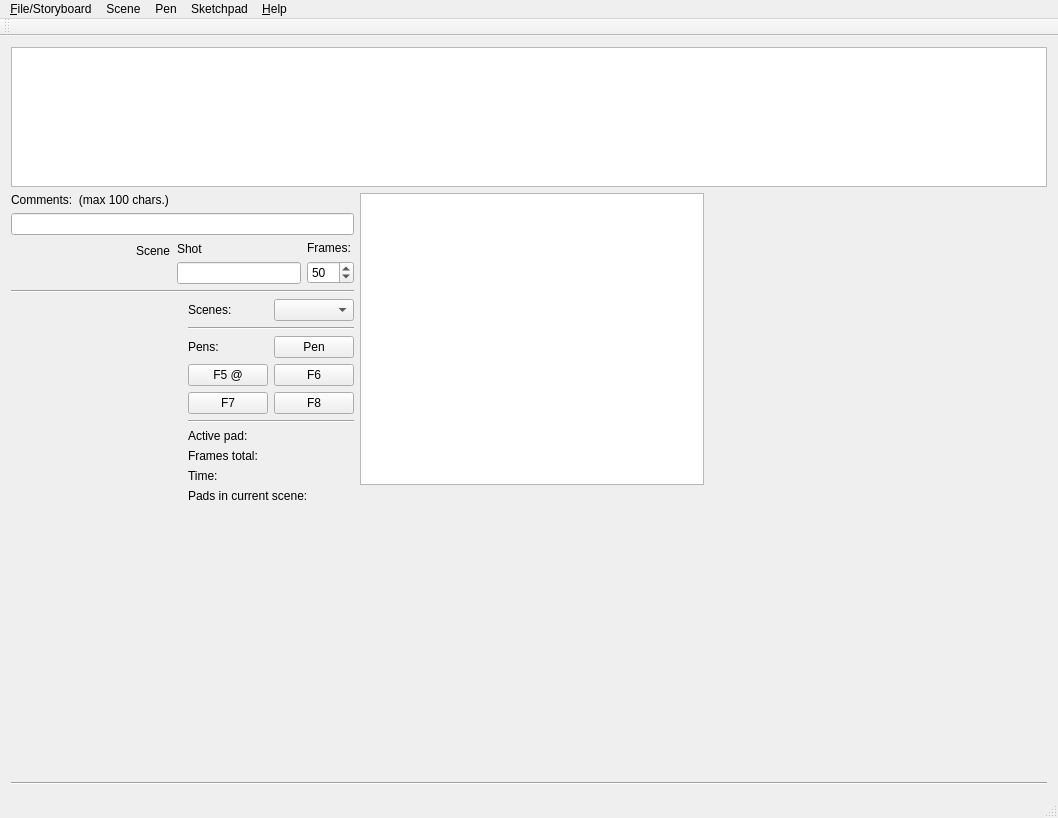
Before: the Qt Designer form mainwindow.ui in davidlamhauge/dastoryboard, drawn with Qt 5.
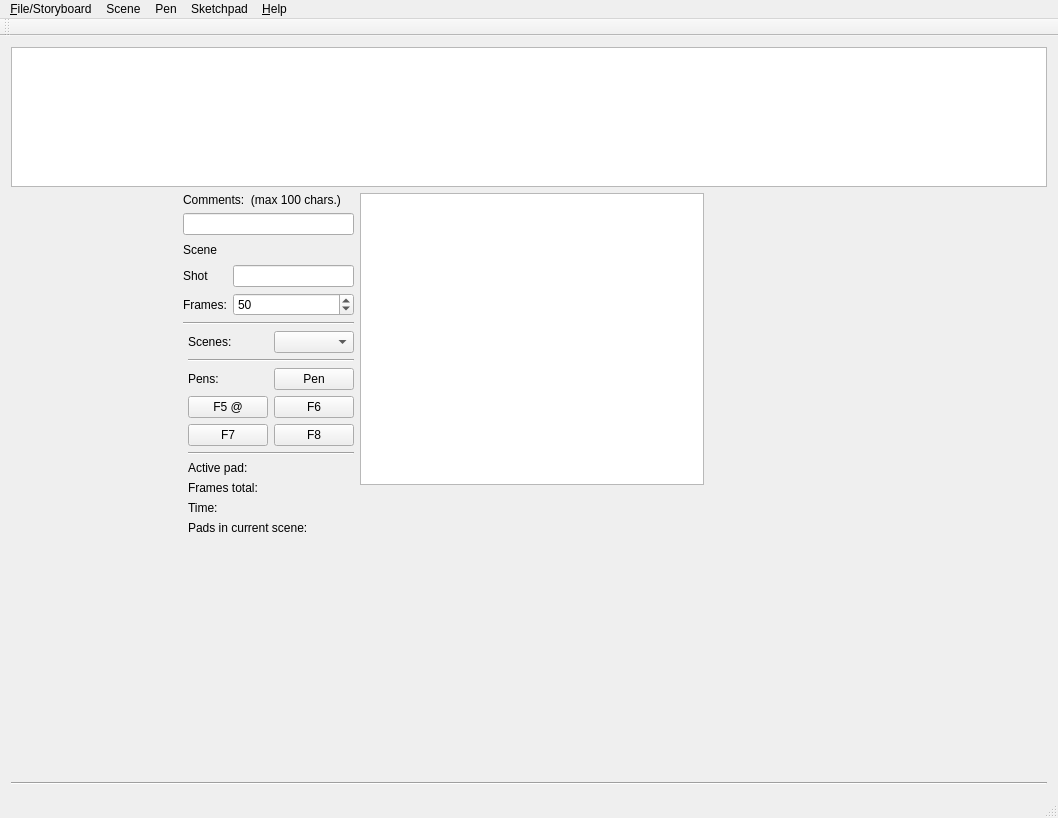
After: the same form once the commit is applied.

```diff
--- a/mainwindow.ui
+++ b/mainwindow.ui
@@ -20,9 +20,9 @@
    <string>daStoryBoard</string>
   </property>
   <widget class="QWidget" name="centralWidget">
-   <layout class="QGridLayout" name="gridLayout_3">
+   <layout class="QGridLayout" name="gridLayout_4">
     <item row="0" column="0">
-     <layout class="QVBoxLayout" name="verticalLayout_8">
+     <layout class="QVBoxLayout" name="verticalLayout_4">
       <item>
        <widget class="QGraphicsView" name="gvStoryboard">
         <property name="sizePolicy">
@@ -46,32 +46,10 @@
        </widget>
       </item>
       <item>
-       <layout class="QHBoxLayout" name="horizontalLayout_5">
-        <item>
-         <layout class="QVBoxLayout" name="verticalLayout_7">
-          <item>
            <layout class="QHBoxLayout" name="horizontalLayout_3">
             <item>
              <layout class="QVBoxLayout" name="verticalLayout_2">
               <item>
-               <widget class="QLabel" name="labComments">
-                <property name="text">
-                 <string>Comments:  (max 100 chars.)</string>
-                </property>
-               </widget>
-              </item>
-              <item>
-               <widget class="QLineEdit" name="leComment">
-                <property name="maxLength">
-                 <number>100</number>
-                </property>
-               </widget>
-              </item>
-             </layout>
-            </item>
-           </layout>
-          </item>
-          <item>
            <layout class="QHBoxLayout" name="horizontalLayout">
             <item>
              <spacer name="horizontalSpacer_2">
@@ -87,15 +65,31 @@
              </spacer>
             </item>
             <item>
-             <layout class="QVBoxLayout" name="verticalLayout_5">
+             <layout class="QVBoxLayout" name="verticalLayout">
               <item>
+               <widget class="QLabel" name="labComments">
+                <property name="text">
+                 <string>Comments:  (max 100 chars.)</string>
+                </property>
+               </widget>
+              </item>
+              <item>
+               <widget class="QLineEdit" name="leComment">
+                <property name="maxLength">
+                 <number>100</number>
+                </property>
+               </widget>
+              </item>
+              <item>
+               <layout class="QGridLayout" name="gridLayout_3">
+                <item row="0" column="0">
                <widget class="QLabel" name="labScene">
                 <property name="text">
                  <string>Scene</string>
                 </property>
                </widget>
               </item>
-              <item>
+                <item row="0" column="1">
                <widget class="QLabel" name="labSceneInfo">
                 <property name="palette">
                  <palette>
@@ -146,36 +140,28 @@
                 </property>
                </widget>
               </item>
-             </layout>
-            </item>
-            <item>
-             <layout class="QVBoxLayout" name="verticalLayout_4">
-              <item>
+                <item row="1" column="0">
                <widget class="QLabel" name="labShot">
                 <property name="text">
                  <string>Shot</string>
                 </property>
                </widget>
               </item>
-              <item>
+                <item row="1" column="1">
                <widget class="QLineEdit" name="leShot">
                 <property name="maxLength">
                  <number>10</number>
                 </property>
                </widget>
               </item>
-             </layout>
-            </item>
-            <item>
-             <layout class="QVBoxLayout" name="verticalLayout">
-              <item>
+                <item row="2" column="0">
                <widget class="QLabel" name="labFrames">
                 <property name="text">
                  <string>Frames:</string>
                 </property>
                </widget>
               </item>
-              <item>
+                <item row="2" column="1">
                <widget class="QSpinBox" name="sbFrames">
                 <property name="minimum">
                  <number>1</number>
@@ -190,14 +176,16 @@
               </item>
              </layout>
             </item>
-           </layout>
-          </item>
           <item>
            <widget class="Line" name="line">
             <property name="orientation">
              <enum>Qt::Horizontal</enum>
             </property>
            </widget>
+              </item>
+             </layout>
+            </item>
+           </layout>
           </item>
           <item>
            <layout class="QHBoxLayout" name="horizontalLayout_4">
```
Lines whose indentation alone changed are shown as unchanged.
